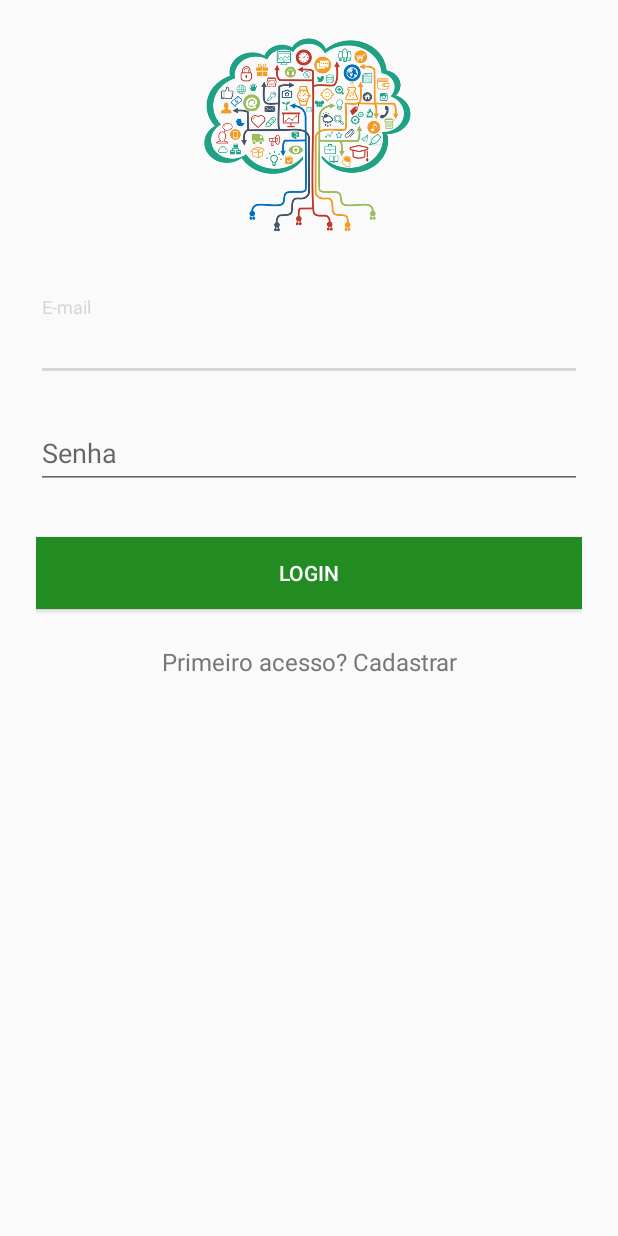
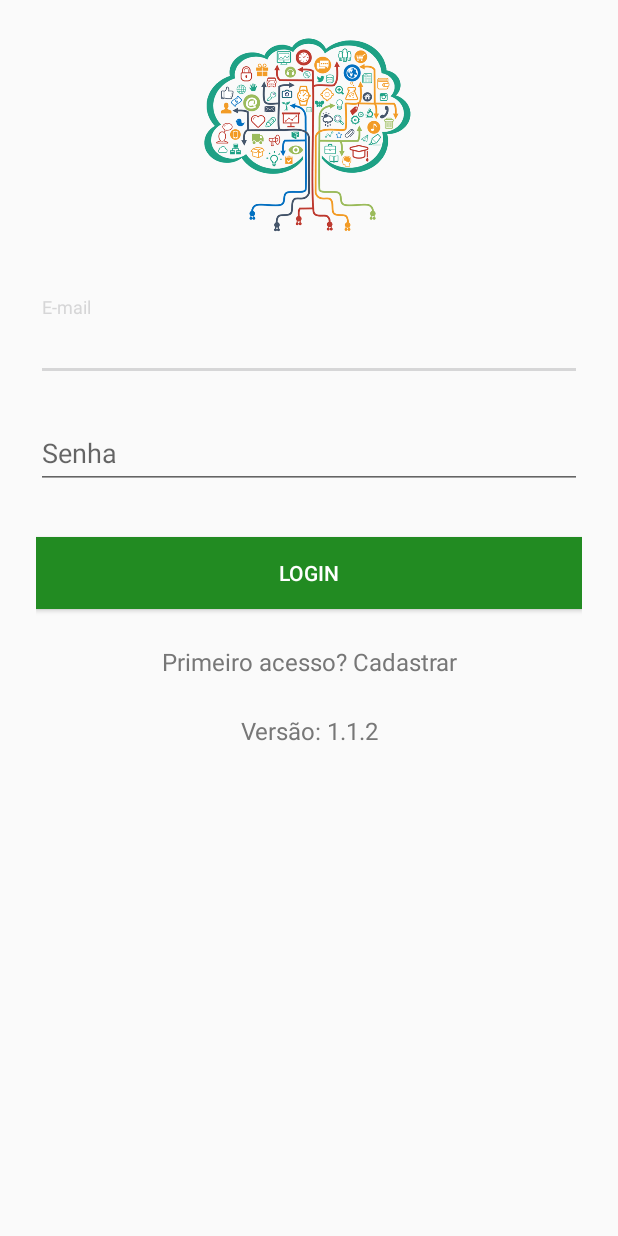
Before and after one commit to dsfb/LESW_FatecSP_2sem_2018, an Android app: the screen it shows after launch (LoginActivity), on a phone screen of 412 x 824 dp. Run offline under Robolectric (Android 15) with nearby library versions, the phone set to English and light mode, and no system bars; our stand-ins replace ButterKnife, Room's generated code, RxJava; libraries missing offline, so code that uses them is left out: android.arch.persistence, com.unnamed.b; 6 statements that could not run were skipped.

Commit message:
Adição da informação de versão!
Adição da informação de versão!

```diff
--- a/app/src/main/res/layout/activity_login.xml
+++ b/app/src/main/res/layout/activity_login.xml
@@ -75,5 +75,14 @@
             android:textColor="@color/monsoon"
             />
 
+        <TextView android:id="@+id/app_version"
+            android:layout_width="fill_parent"
+            android:layout_height="wrap_content"
+            android:layout_marginBottom="0dp"
+            android:text="@string/app_version"
+            android:gravity="center"
+            android:textSize="16sp"
+            android:textColor="@color/monsoon"
+            />
     </LinearLayout>
 </ScrollView>
--- a/app/src/main/res/values/strings.xml
+++ b/app/src/main/res/values/strings.xml
@@ -1,4 +1,5 @@
 <resources>
+    <string name="app_version">Versão: 1.1.2</string>
     <string name="app_name">Árvore do Conhecimento</string>
 
     <string name="hello_world">Hello world!</string>
```
